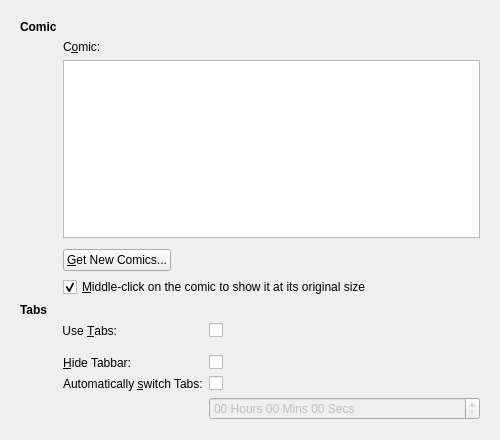
The window that applets/comic/comicSettings.ui (KDE/kdeplasma-addons) describes before a commit, drawn with Qt 5.
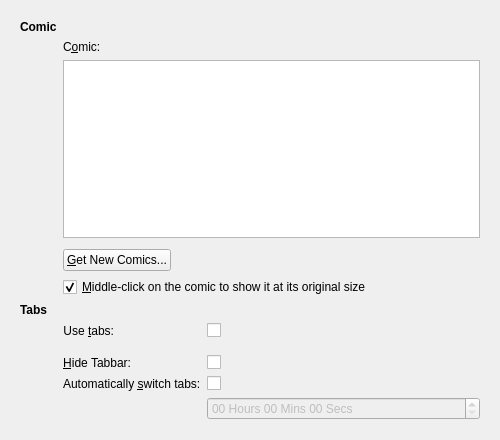
The same window after the commit. The open tabs and pages were chosen to show the change. Custom widgets are drawn as their Qt base class.

Patch:
```diff
--- a/applets/comic/comicSettings.ui
+++ b/applets/comic/comicSettings.ui
@@ -371,7 +371,7 @@
             </sizepolicy>
            </property>
            <property name="text">
-            <string>Use &amp;Tabs:</string>
+            <string>Use &amp;tabs:</string>
            </property>
            <property name="alignment">
             <set>Qt::AlignRight|Qt::AlignTrailing|Qt::AlignVCenter</set>
@@ -464,7 +464,7 @@
          <item row="3" column="0">
           <widget class="QLabel" name="label_11">
            <property name="text">
-            <string>Automatically &amp;switch Tabs:</string>
+            <string>Automatically &amp;switch tabs:</string>
            </property>
            <property name="buddy">
             <cstring>checkBox_switchTabs</cstring>
```
Left out of the diff: 2 changed lines with no effect on the pictures.
